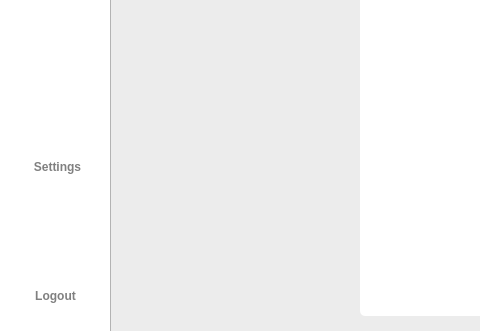
This is Project SE/ui/settingscreenforcashier.ui in Patatims/CCSFEN2_Project as Qt 5 draws it before an edit; both pictures show x 0 to 480 and y 465 to 796 of the 1200 by 796 pixel window. The edited form follows.
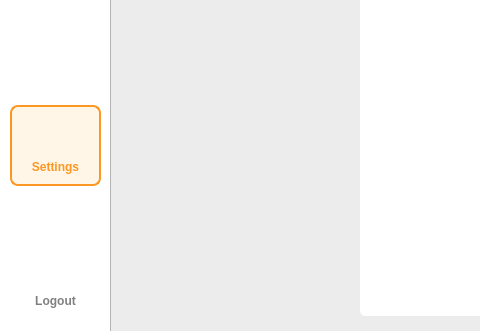
This is the edited form. Icons and pictures are not drawn.

What changed in the file:
```diff
--- a/Project SE/ui/settingscreenforcashier.ui
+++ b/Project SE/ui/settingscreenforcashier.ui
@@ -162,21 +162,27 @@
    <widget class="QPushButton" name="logoutbtn">
     <property name="geometry">
      <rect>
-      <x>20</x>
-      <y>740</y>
-      <width>71</width>
-      <height>41</height>
+      <x>5</x>
+      <y>750</y>
+      <width>101</width>
+      <height>31</height>
      </rect>
     </property>
     <property name="styleSheet">
-     <string notr="true">QPushButton#logoutbtn{
+     <string notr="true">QPushButton{
     color: rgba(0,0,0, 0.5);
     font-family: 'Roboto';
     font-size: 12px;
     font-weight: 500;
 	border:none;
 }
-</string>
+
+QPushButton:hover{
+color: #FB9722;
+border: 2px solid #FB9722;
+border-radius: 8px;
+background-color: rgba(255, 167, 25, 0.1);
+}</string>
     </property>
     <property name="text">
      <string>Logout</string>
@@ -185,15 +191,15 @@
    <widget class="QPushButton" name="settingsbtn">
     <property name="geometry">
      <rect>
-      <x>20</x>
-      <y>620</y>
-      <width>75</width>
-      <height>23</height>
+      <x>5</x>
+      <y>616</y>
+      <width>101</width>
+      <height>31</height>
      </rect>
     </property>
     <property name="styleSheet">
-     <string notr="true">QPushButton#settingsbtn{
-    color: rgba(0,0,0, 0.5);
+     <string notr="true">QPushButton{
+  	color: #FB9722;
     font-family: 'Roboto';
     font-size: 12px;
     font-weight: 500;
@@ -315,7 +321,7 @@
    <widget class="QLabel" name="logoutIcon">
     <property name="geometry">
      <rect>
-      <x>39</x>
+      <x>38</x>
       <y>715</y>
       <width>35</width>
       <height>35</height>
@@ -451,6 +457,43 @@
      <string>Appearance</string>
     </property>
    </widget>
+   <widget class="QLabel" name="label_2">
+    <property name="geometry">
+     <rect>
+      <x>10</x>
+      <y>570</y>
+      <width>91</width>
+      <height>81</height>
+     </rect>
+    </property>
+    <property name="styleSheet">
+     <string notr="true">QLabel{
+	background-color: rgba(255, 167, 25, 0.1);
+	border: 2px solid #FB9722;
+	border-radius: 8px;
+}</string>
+    </property>
+    <property name="text">
+     <string/>
+    </property>
+   </widget>
+   <zorder>sidebar</zorder>
+   <zorder>titlebar</zorder>
+   <zorder>whitebg</zorder>
+   <zorder>title</zorder>
+   <zorder>settings</zorder>
+   <zorder>userprofIcon</zorder>
+   <zorder>logoutbtn</zorder>
+   <zorder>menubtn</zorder>
+   <zorder>menuIcon</zorder>
+   <zorder>logoutIcon</zorder>
+   <zorder>userprofbtn</zorder>
+   <zorder>editbtn</zorder>
+   <zorder>appearanceIcon</zorder>
+   <zorder>appearancebtn</zorder>
+   <zorder>label_2</zorder>
+   <zorder>settingIcon</zorder>
+   <zorder>settingsbtn</zorder>
   </widget>
  </widget>
  <resources>
```
Left out of the diff: 12 changed lines with no effect on the pictures.
